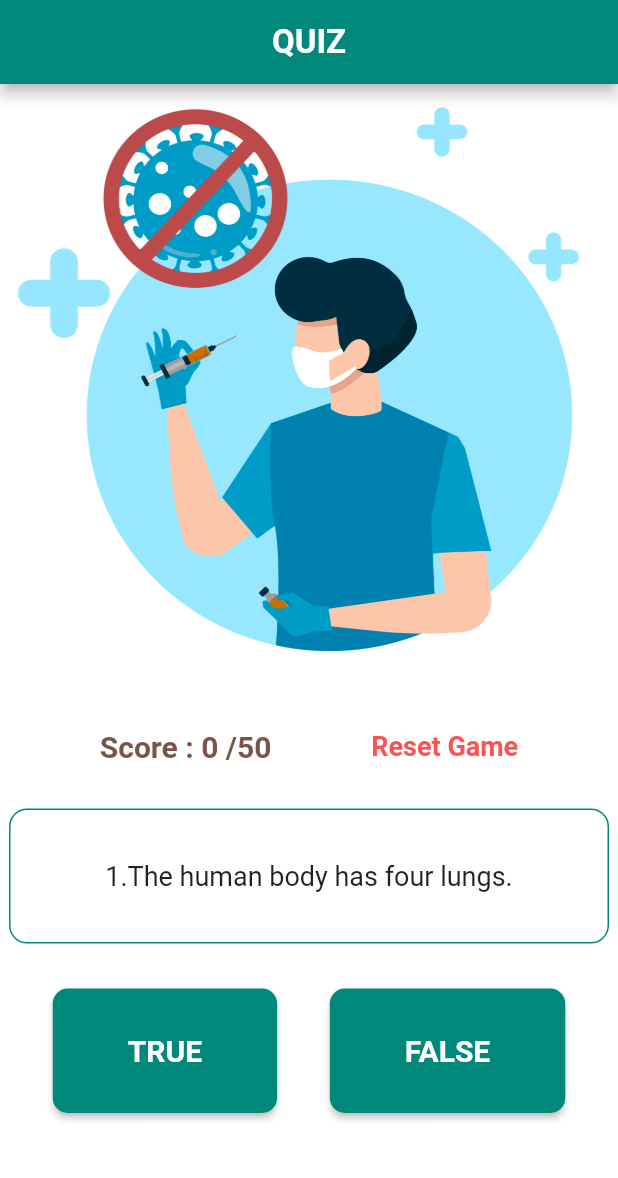
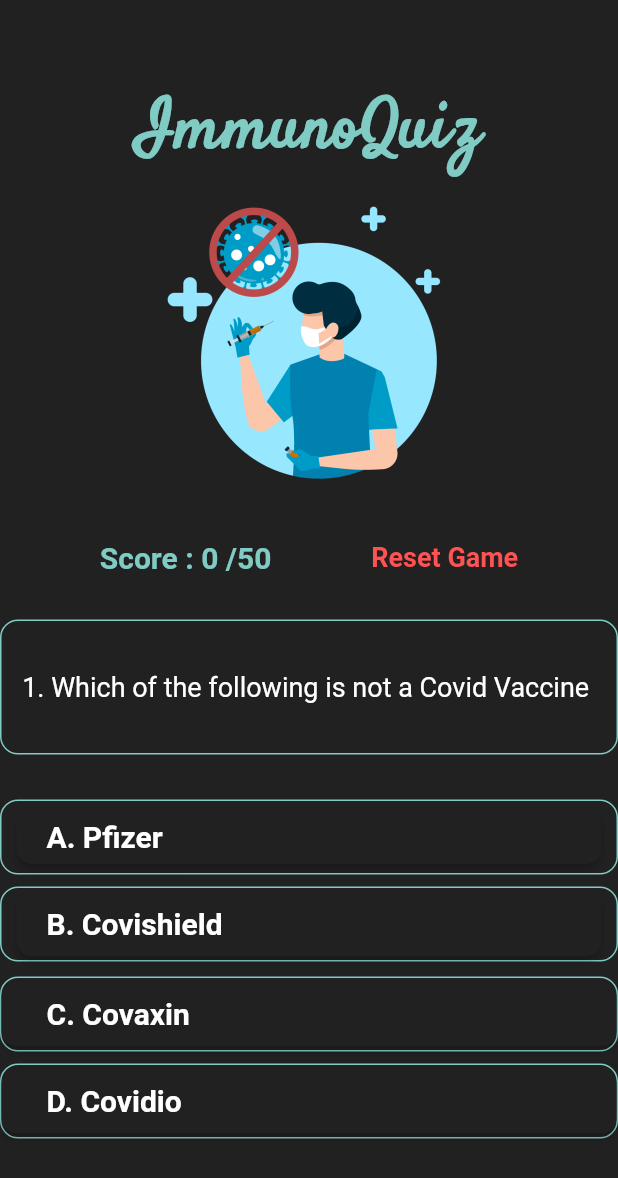
Before and after one commit to InsaneCodersDev/EYtechathon, a Flutter app: the StartPage screen opened directly, on a phone screen of 412 x 824 dp. Shown: the top 1178 px of the screen. Run offline on Flutter 3.47's test engine with Material 2 defaults, Android fonts, the phone set to English and light mode, and no system bars; our stand-ins replace animated_theme_switcher, awesome_dialog, circular_profile_avatar, cloud_firestore, firebase_core, firebase_messaging and 13 more; missing offline and left inert: barcode_scan, fab_circular_menu, flutter_dialogflow, web3dart; accounts and stored records are empty; network calls fail; project files that could hold a hidden picture were left out.

Commit message:
Did Certificate generation and Quiz section

```diff
--- a/lib/feed_screen.dart
+++ b/lib/feed_screen.dart
@@ -174,7 +174,7 @@ class _FeedScreenState extends State<FeedScreen> {
     posts = [];
     loaded = true;
     var httpClient = new HttpClient();
-    var uri = new Uri.https('d2ac14aeb1e4.ngrok.io', '/database/getposts');
+    var uri = new Uri.https('6789a7256aee.ngrok.io', '/database/getposts');
     var request = await httpClient.getUrl(uri);
     var response = await request.close();
     var responseBody = await response.transform(utf8.decoder).join();
--- /dev/null
+++ b/lib/list.csv
@@ -0,0 +1,5 @@
+name,task
+Janhavi Zarapkar,COVID WARRIOR
+Oveshahmed Patel,VACCINATION
+Mohnish Nathani,KEEPING SOCIAL DISTANCE
+Girish Salunke,COVID HERO
--- a/lib/quiz.dart
+++ b/lib/quiz.dart
@@ -23,23 +23,32 @@ class _StartPageState extends State<StartPage> {
   var counter = 0;
 
   List qList = [
-    Questions("1.The human body has four lungs.", false),
-    Questions("2.Kelvin is a measure of temperature.", true),
-    Questions("3.The Atlantic Ocean is the biggest ocean on Earth.", false),
-    Questions("4.Sharks are mammals.", false),
-    Questions("5.The human skeleton is made up of less than 100 bones.", false),
-    Questions("6.Atomic bombs work by atomic fission.", true),
-    Questions("7.Molecules are chemically bonded.", true),
-    Questions("8.Spiders have six legs.", false),
-    Questions(
-        "9.Mount Kilimanjaro is the tallest mountain in the world.", false),
-    Questions("10.The study of plants is known as botany.", true),
+    Questions("1. Which of the following is not a Covid Vaccine ", 4, "Pfizer",
+        "Covishield", "Covaxin", "Covidio"),
+    Questions("2.Kelvin is a measure of temperature.", 2, "Option A",
+        "Option B", "Option C", "Option D"),
+    Questions("3.The Atlantic Ocean is the biggest ocean on Earth.", 1,
+        "Option A", "Option B", "Option C", "Option D"),
+    Questions("4.Sharks are mammals.", 4, "Option A", "Option B", "Option C",
+        "Option D"),
+    Questions("5.The human skeleton is made up of less than 100 bones.", 1,
+        "Option A", "Option B", "Option C", "Option D"),
+    Questions("6.Atomic bombs work by atomic fission.", 1, "Option A",
+        "Option B", "Option C", "Option D"),
+    Questions("7.Molecules are chemically bonded.", 1, "Option A", "Option B",
+        "Option C", "Option D"),
+    Questions("8.Spiders have six legs.", 1, "Option A", "Option B", "Option C",
+        "Option D"),
+    Questions("9.Mount Kilimanjaro is the tallest mountain in the world.", 1,
+        "Option A", "Option B", "Option C", "Option D"),
+    Questions("10.The study of plants is known as botany.", 1, "Option A",
+        "Option B", "Option C", "Option D"),
   ];
 
   var score = 0;
 
-  checkWin(bool userChoice, BuildContext context) {
-    if (userChoice == qList[counter].isCorrect) {
+  checkWin(int userChoice, BuildContext context) {
+    if (userChoice == qList[counter].answer) {
       print("correct");
 
       score = score + 5;
@@ -76,23 +85,38 @@ class _StartPageState extends State<StartPage> {
   @override
   Widget build(BuildContext context) {
     return Scaffold(
-      appBar: AppBar(
-        backgroundColor: Colors.teal[600],
-        title: Text(
-          'QUIZ',
-          style: TextStyle(fontSize: 22, fontWeight: FontWeight.bold),
-        ),
-        centerTitle: true,
-      ),
-      backgroundColor: Colors.white,
+      // appBar: AppBar(
+      //   backgroundColor: Colors.teal[600],
+      //   title: Text(
+      //     'QUIZ',
+      //     style: TextStyle(fontSize: 22, fontWeight: FontWeight.bold),
+      //   ),
+      //   centerTitle: true,
+      // ),
+      backgroundColor: Colors.grey[900],
       body: Builder(
         builder: (BuildContext context) => Container(
           child: Column(
             crossAxisAlignment: CrossAxisAlignment.center,
             children: <Widget>[
+              SizedBox(height: 40.0),
+              Padding(
+                padding: const EdgeInsets.only(top: 15),
+                child: Text(
+                  'ImmunoQuiz',
+                  style: TextStyle(
+                    color: Colors.teal[200],
+                    fontFamily: 'Satisfy',
+                    fontSize: 45.0,
+                    inherit: false,
+                    fontWeight: FontWeight.bold,
+                  ),
+                ),
+              ),
+              SizedBox(height: 10.0),
               Container(
-                height: 400,
-                width: 500,
+                height: 200,
+                width: 200,
                 decoration: BoxDecoration(
                   image: DecorationImage(
                       image: AssetImage("assets/images/png.png"),
@@ -101,13 +125,14 @@ class _StartPageState extends State<StartPage> {
               ),
               Padding(padding: EdgeInsets.only(top: 30)),
               Container(
+                width: double.infinity,
                 child: Row(
                   mainAxisAlignment: MainAxisAlignment.spaceEvenly,
                   children: <Widget>[
                     Text(
                       "Score : $score /50",
                       style: TextStyle(
-                          color: Colors.brown,
+                          color: Colors.teal[200],
                           fontSize: 20,
                           fontWeight: FontWeight.bold),
                     ),
@@ -126,17 +151,19 @@ class _StartPageState extends State<StartPage> {
               ),
               Padding(padding: EdgeInsets.only(top: 30)),
               Container(
+                width: double.infinity,
                 decoration: BoxDecoration(
                     borderRadius: BorderRadius.circular(12.0),
-                    border: Border.all(color: Colors.teal[600])),
+                    border: Border.all(color: Colors.teal[200])),
                 height: 90.0,
-                width: 400,
+                // width: 400,
                 child: Column(
                   mainAxisAlignment: MainAxisAlignment.center,
                   children: <Widget>[
                     FittedBox(
                       child: Text(qList[counter].qText,
                           style: TextStyle(
+                            color: Colors.white,
                             fontSize: 18.0,
                           )),
                     )
@@ -144,39 +171,108 @@ class _StartPageState extends State<StartPage> {
                 ),
               ),
               Padding(padding: EdgeInsets.only(top: 30)),
-              Row(
+              Column(
                 mainAxisAlignment: MainAxisAlignment.spaceEvenly,
                 children: <Widget>[
-                  RaisedButton(
-                    onPressed: () => checkWin(true, context),
-                    padding: EdgeInsets.fromLTRB(50.0, 30.0, 50.0, 30.0),
+                  Container(
+                    padding: EdgeInsets.symmetric(horizontal: 10),
+                    width: double.infinity,
+                    decoration: BoxDecoration(
+                        borderRadius: BorderRadius.circular(12.0),
+                        border: Border.all(color: Colors.teal[200])),
+                    child: RaisedButton(
+                      onPressed: () => checkWin(1, context),
+                      padding: EdgeInsets.fromLTRB(20.0, 00.0, 00.0, 0.0),
+                      child: Align(
+                        alignment: Alignment.centerLeft,
                         child: Text(
-                      "TRUE",
+                          "A. " + qList[counter].OptionA,
+                          textAlign: TextAlign.start,
                           style: TextStyle(
                               color: Colors.white,
                               fontSize: 20,
                               fontWeight: FontWeight.bold),
                         ),
-                    color: Colors.teal[600],
+                      ),
+                      color: Colors.grey[900],
                       shape: RoundedRectangleBorder(
                           borderRadius: BorderRadius.circular(10)),
                     ),
-                  RaisedButton(
-                    onPressed: () => checkWin(false, context),
-                    padding: EdgeInsets.fromLTRB(50.0, 30.0, 50.0, 30.0),
+                  ),
+                  SizedBox(height: 8.0),
+                  Container(
+                    padding: EdgeInsets.symmetric(horizontal: 10),
+                    width: double.infinity,
+                    decoration: BoxDecoration(
+                        borderRadius: BorderRadius.circular(12.0),
+                        border: Border.all(color: Colors.teal[200])),
+                    child: RaisedButton(
+                      onPressed: () => checkWin(2, context),
+                      padding: EdgeInsets.fromLTRB(20.0, 10.0, 50.0, 10.0),
+                      child: Align(
+                        alignment: Alignment.centerLeft,
                         child: Text(
-                      "FALSE",
+                          "B. " + qList[counter].OptionB,
                           style: TextStyle(
                               color: Colors.white,
                               fontSize: 20,
                               fontWeight: FontWeight.bold),
                         ),
-                    color: Colors.teal[600],
+                      ),
+                      color: Colors.grey[900],
                       shape: RoundedRectangleBorder(
                           borderRadius: BorderRadius.circular(10)),
-                  )
+                    ),
+                  ),
+                  SizedBox(height: 10.0),
+                  Container(
+                    decoration: BoxDecoration(
+                        borderRadius: BorderRadius.circular(12.0),
+                        border: Border.all(color: Colors.teal[200])),
+                    child: RaisedButton(
+                      onPressed: () => checkWin(3, context),
+                      padding: EdgeInsets.fromLTRB(30.0, 10.0, 50.0, 10.0),
+                      child: Align(
+                        alignment: Alignment.centerLeft,
+                        child: Text(
+                          "C. " + qList[counter].OptionC,
+                          style: TextStyle(
+                              color: Colors.white,
+                              fontSize: 20,
+                              fontWeight: FontWeight.bold),
+                        ),
+                      ),
+                      color: Colors.grey[900],
+                      shape: RoundedRectangleBorder(
+                          borderRadius: BorderRadius.circular(10)),
+                    ),
+                  ),
+                  SizedBox(height: 8.0),
+                  Container(
+                    decoration: BoxDecoration(
+                        borderRadius: BorderRadius.circular(12.0),
+                        border: Border.all(color: Colors.teal[200])),
+                    child: RaisedButton(
+                      onPressed: () => checkWin(4, context),
+                      padding: EdgeInsets.fromLTRB(30.0, 10.0, 50.0, 10.0),
+                      child: Align(
+                        alignment: Alignment.centerLeft,
+                        child: Text(
+                          "D. " + qList[counter].OptionD,
+                          style: TextStyle(
+                              color: Colors.white,
+                              fontSize: 20,
+                              fontWeight: FontWeight.bold),
+                        ),
+                      ),
+                      color: Colors.grey[900],
+                      shape: RoundedRectangleBorder(
+                          borderRadius: BorderRadius.circular(10)),
+                    ),
+                  ),
                 ],
               ),
+              SizedBox(height: 8.0),
             ],
           ),
         ),
--- a/lib/quizModel.dart
+++ b/lib/quizModel.dart
@@ -1,9 +1,13 @@
 import 'package:flutter/cupertino.dart';
 
-class Questions{
+class Questions {
+  String qText;
+  int answer;
+  String OptionA;
+  String OptionB;
+  String OptionC;
+  String OptionD;
 
-  String qText;
-  bool isCorrect;
-
-  Questions(this.qText,this.isCorrect);
+  Questions(this.qText, this.answer, this.OptionA, this.OptionB, this.OptionC,
+      this.OptionD);
 }
```
Also changed, not shown: lib/certificate.jpg (added), lib/certificate1.jpg (added), lib/pictures/Girish Salunke.jpg (added), lib/pictures/Janhavi Zarapkar.jpg (added), lib/pictures/Mohnish Nathani.jpg (added), lib/pictures/Oveshahmed Patel.jpg (added), 2 other files. Lines whose indentation alone changed are shown as unchanged.
